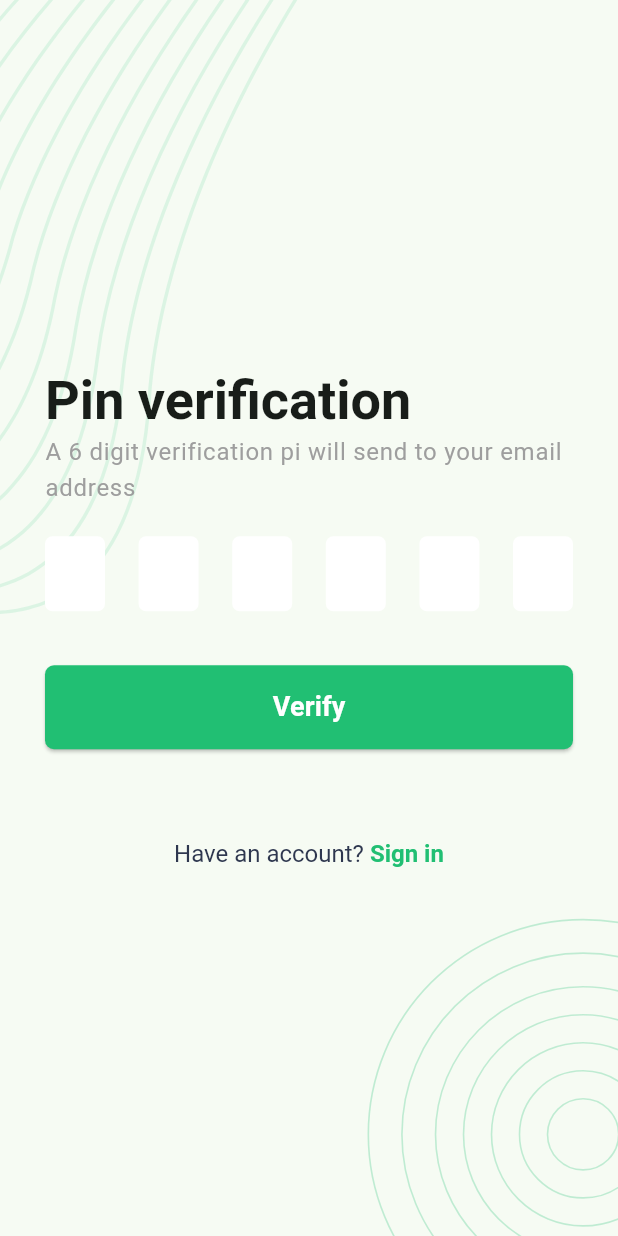
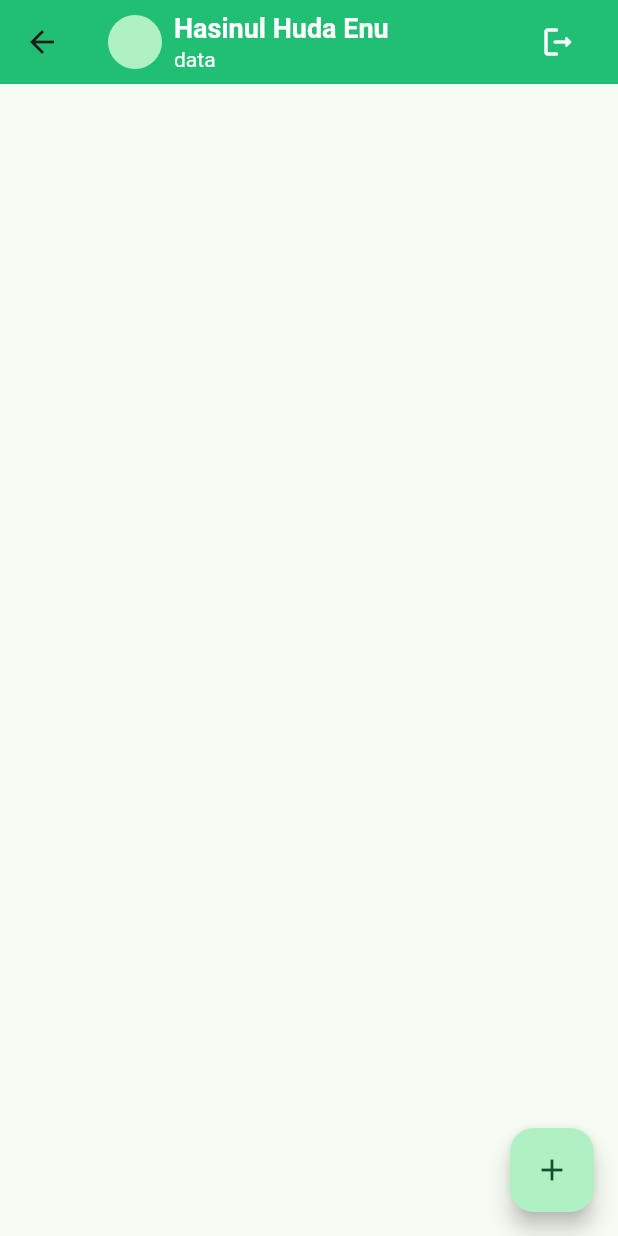
Before and after one commit to Hasibol-Hoda-Inu/flutter_batch7_ostad, a Flutter app: the PinVerificationScreen screen opened directly, after a tap on "Verify", on a phone screen of 412 x 824 dp. Run offline on Flutter 3.47's test engine with Material 3 defaults, Android fonts, the phone set to English and light mode, and no system bars; drawn by our look-alikes of pin_code_fields; our stand-ins replace flutter_svg.

Commit message:
working on bottom nav screen

```diff
--- a/lib/application/app.dart
+++ b/lib/application/app.dart
@@ -13,7 +13,7 @@ class TaskManager extends StatelessWidget {
   Widget build(BuildContext context) {
     return MaterialApp(
       debugShowCheckedModeBanner: false,
-      home: const PinVerificationScreen(),
+      home: const LoginScreen(),
       theme: ThemeData(
         colorSchemeSeed: AppColors.primaryColor,
         textTheme: const TextTheme(),
--- /dev/null
+++ b/lib/presentation/screens/main_bottom_nav_screen.dart
@@ -0,0 +1,48 @@
+import 'package:flutter/material.dart';
+import 'package:task_manager/presentation/utils/app_colors.dart';
+
+class MainBottomNavScreen extends StatefulWidget {
+  const MainBottomNavScreen({super.key});
+
+  @override
+  State<MainBottomNavScreen> createState() => _MainBottomNavScreenState();
+}
+
+class _MainBottomNavScreenState extends State<MainBottomNavScreen> {
+  @override
+  Widget build(BuildContext context) {
+    return Scaffold(
+      appBar: AppBar(
+        title: Row(children: [
+          const CircleAvatar(
+            foregroundColor: Colors.white,
+            radius: 18,
+          ),
+          const SizedBox(width: 8,),
+          const Expanded(child: Column(
+            crossAxisAlignment: CrossAxisAlignment.start,
+            children: [
+            Text('Hasinul Huda Enu', style:
+            TextStyle(
+                color: Colors.white,
+              fontSize: 18,
+              fontWeight: FontWeight.w600,
+            ),),
+            Text('data', style: TextStyle(
+              color: Colors.white,
+              fontSize: 14
+            ),),
+          ],)),
+          IconButton(
+              onPressed: (){},
+              icon: const Icon(Icons.logout_rounded, color: Colors.white,))
+        ],),
+        backgroundColor: AppColors.primaryColor,
+      ),
+      floatingActionButton: FloatingActionButton(
+          onPressed: (){},
+        child: const Icon(Icons.add),
+      ),
+    );
+  }
+}
--- a/lib/presentation/screens/onboarding_screens/email_verification_screen.dart
+++ b/lib/presentation/screens/onboarding_screens/email_verification_screen.dart
@@ -1,5 +1,6 @@
 import 'package:flutter/gestures.dart';
 import 'package:flutter/material.dart';
+import 'package:task_manager/presentation/screens/onboarding_screens/pin_verification_screen.dart';
 import 'package:task_manager/presentation/screens/onboarding_screens/sign_in_screen.dart';
 import 'package:task_manager/presentation/widgets/screen_background.dart';
 
@@ -65,7 +66,7 @@ class _EmailVerificationScreenState extends State<EmailVerificationScreen> {
             ],);
   }
   void _onTabNextButton(){
-    //TODO: implement on tab action
+    Navigator.push(context, MaterialPageRoute(builder: (context)=>const PinVerificationScreen()));
   }
 
   Widget _signInSectionMethod() {
--- a/lib/presentation/screens/onboarding_screens/pin_verification_screen.dart
+++ b/lib/presentation/screens/onboarding_screens/pin_verification_screen.dart
@@ -1,6 +1,7 @@
 import 'package:flutter/gestures.dart';
 import 'package:flutter/material.dart';
 import 'package:pin_code_fields/pin_code_fields.dart';
+import 'package:task_manager/presentation/screens/main_bottom_nav_screen.dart';
 
 import '../../utils/app_colors.dart';
 import '../../widgets/screen_background.dart';
@@ -36,6 +37,7 @@ class _PinVerificationScreenState extends State<PinVerificationScreen> {
               PinCodeTextField(
                 length: 6,
                 obscureText: false,
+                keyboardType: TextInputType.number,
                 animationType: AnimationType.fade,
                 pinTheme: PinTheme(
                   shape: PinCodeFieldShape.box,
@@ -52,11 +54,21 @@ class _PinVerificationScreenState extends State<PinVerificationScreen> {
                 enableActiveFill: true,
                 appContext: context,
               ),
+              _buildOnTapSubmissionMethod(),
+              _signInSectionMethod()
+            ],
+          ),
+        ),),
+    );
+  }
+
+  Widget _buildOnTapSubmissionMethod() {
+    return Column(children: [
               const SizedBox(height: 20,),
               SizedBox(
                 width: double.infinity,
                 child: ElevatedButton(
-                    onPressed: (){},
+                    onPressed: _onTapNavigateToBNS,
                     child: const Text("Verify", style: TextStyle(
                         color: Colors.white,
                         fontSize: 18,
@@ -65,11 +77,11 @@ class _PinVerificationScreenState extends State<PinVerificationScreen> {
                 ),
               ),
               const SizedBox(height: 60,),
-              _signInSectionMethod()
-            ],
-          ),
-        ),),
-    );
+            ],);
+  }
+
+  void _onTapNavigateToBNS(){
+    Navigator.push(context, MaterialPageRoute(builder: (context)=>const MainBottomNavScreen()));
   }
 
   Widget _signInSectionMethod() {
--- a/lib/presentation/screens/onboarding_screens/sign_in_screen.dart
+++ b/lib/presentation/screens/onboarding_screens/sign_in_screen.dart
@@ -1,5 +1,6 @@
 import 'package:flutter/gestures.dart';
 import 'package:flutter/material.dart';
+import 'package:task_manager/presentation/screens/main_bottom_nav_screen.dart';
 import 'package:task_manager/presentation/screens/onboarding_screens/reset_password_screen.dart';
 import 'package:task_manager/presentation/utils/app_colors.dart';
 import 'package:task_manager/presentation/widgets/screen_background.dart';
@@ -73,7 +74,9 @@ class _LoginScreenState extends State<LoginScreen> {
               ],);
   }
   void _onTabNextButton(){
-    Navigator.push(context, MaterialPageRoute(builder: (context)=>const EmailVerificationScreen()));
+    Navigator.pushAndRemoveUntil(context,
+        MaterialPageRoute(builder: (BuildContext context)=>const MainBottomNavScreen()),
+            (Route<dynamic> route)=>false);
   }
 
   Widget _buildSignUpSection() {
--- a/lib/presentation/screens/onboarding_screens/sign_up_screen.dart
+++ b/lib/presentation/screens/onboarding_screens/sign_up_screen.dart
@@ -1,5 +1,6 @@
 import 'package:flutter/gestures.dart';
 import 'package:flutter/material.dart';
+import 'package:task_manager/presentation/screens/onboarding_screens/email_verification_screen.dart';
 import 'package:task_manager/presentation/screens/onboarding_screens/sign_in_screen.dart';
 import 'package:task_manager/presentation/widgets/screen_background.dart';
 
@@ -86,11 +87,17 @@ class _SignUpScreenState extends State<SignUpScreen> {
                       )
                   ),
                 ),
+                _buildOnTapNextButton()
+              ],);
+  }
+
+  Column _buildOnTapNextButton() {
+    return Column(children: [
                 const SizedBox(height: 20,),
                 SizedBox(
                   width: double.infinity,
                   child: ElevatedButton(
-                      onPressed: (){},
+                      onPressed: _onTapNavigateToEmailVerificationScreen,
                       child: const Icon(Icons.arrow_circle_right_outlined,
                           color: Colors.white,
                           size: 26)
@@ -98,6 +105,10 @@ class _SignUpScreenState extends State<SignUpScreen> {
                 ),
                 const SizedBox(height: 60,),
               ],);
+  }
+
+  void _onTapNavigateToEmailVerificationScreen(){
+    Navigator.push(context, MaterialPageRoute(builder: (context)=>const LoginScreen()));
   }
 
   Center _signInSection() {
```
Lines whose indentation alone changed are shown as unchanged.
